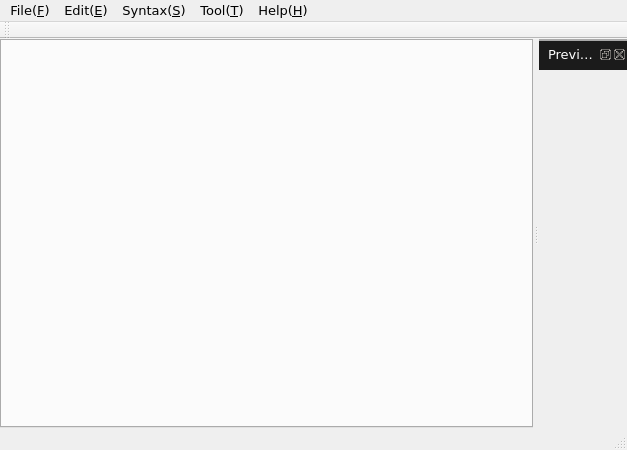
This is Marken/form/Marken.ui in RominYue/Marken as Qt 5 draws it before an edit. The edited form follows.
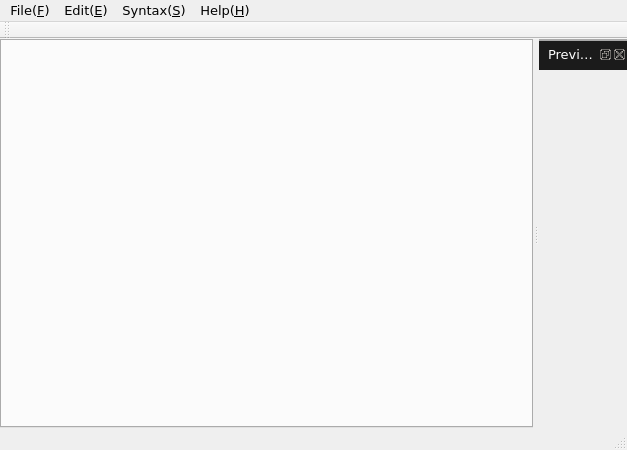
This is the edited form. Icons and pictures are not drawn. Custom widgets are drawn as their Qt base class.

The edit to the form file:
```diff
--- a/Marken/form/Marken.ui
+++ b/Marken/form/Marken.ui
@@ -164,16 +164,9 @@
     <addaction name="actionReference_Link"/>
     <addaction name="actionLink_Label"/>
    </widget>
-   <widget class="QMenu" name="menuTool">
-    <property name="title">
-     <string>Tool(&amp;T)</string>
-    </property>
-    <addaction name="actionPreview"/>
-   </widget>
    <addaction name="menuFile"/>
    <addaction name="menuEdit"/>
    <addaction name="menuSyntax"/>
-   <addaction name="menuTool"/>
    <addaction name="menuHelp"/>
   </widget>
   <widget class="QStatusBar" name="statusBar"/>
```
